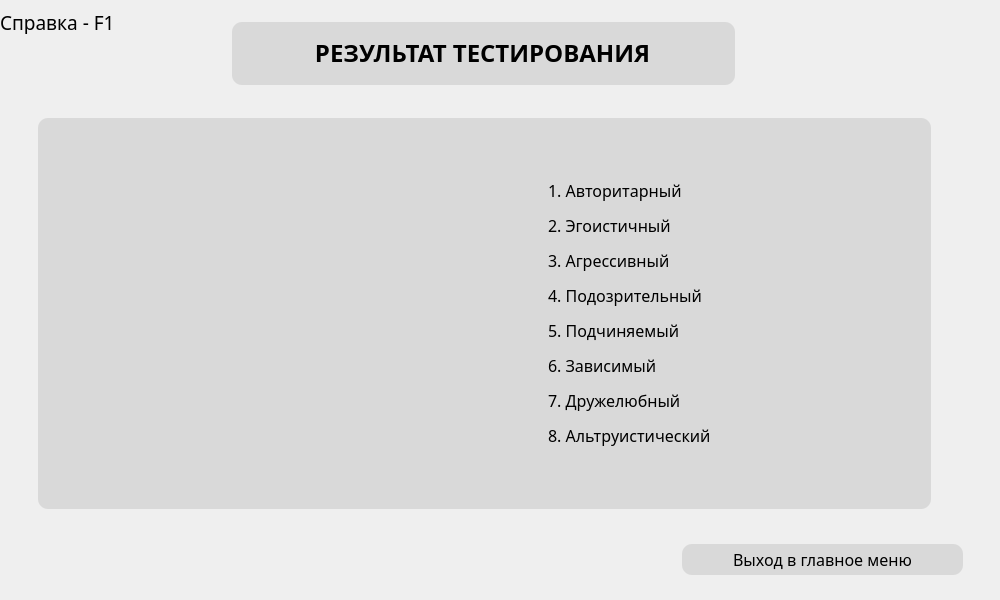
The window that ui/auth/UserResultLiriWidget.ui (xamlo721/PsychologyTestApp) describes before a commit, drawn with Qt 5.
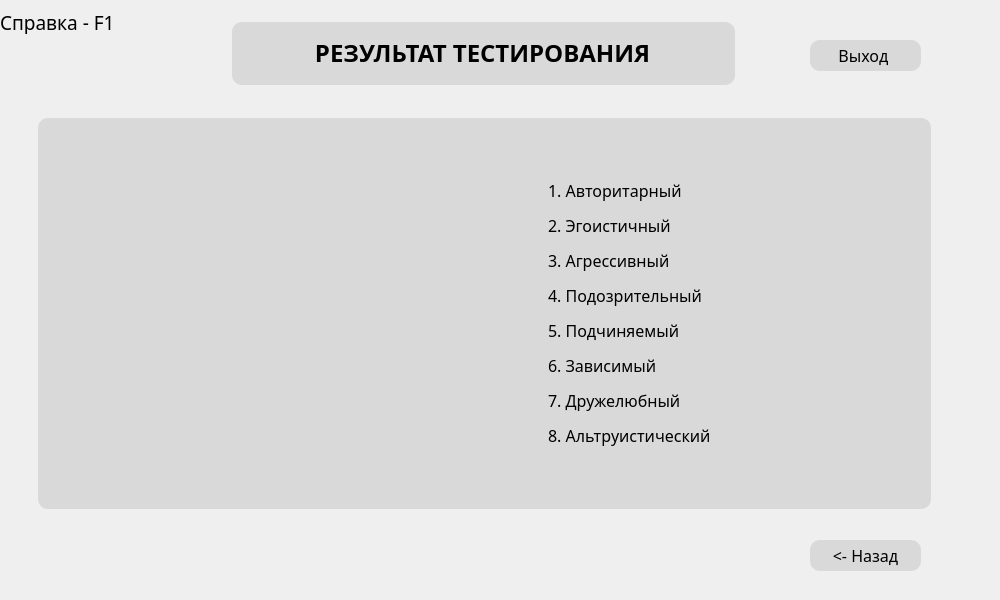
The same window after the commit. Icons and pictures are not drawn. Custom widgets are drawn as their Qt base class.

Commit message: Save file name + back buttons

```diff
--- a/ui/auth/UserResultLiriWidget.ui
+++ b/ui/auth/UserResultLiriWidget.ui
@@ -177,9 +177,9 @@
   <widget class="QPushButton" name="tothemain">
    <property name="geometry">
     <rect>
-     <x>682</x>
-     <y>544</y>
-     <width>281</width>
+     <x>810</x>
+     <y>40</y>
+     <width>111</width>
      <height>31</height>
     </rect>
    </property>
@@ -199,12 +199,40 @@
 }</string>
    </property>
    <property name="text">
-    <string>Выход в главное меню</string>
+    <string>Выход </string>
    </property>
    <property name="shortcut">
     <string>Esc</string>
    </property>
   </widget>
+  <widget class="QPushButton" name="totheresults">
+   <property name="geometry">
+    <rect>
+     <x>810</x>
+     <y>540</y>
+     <width>111</width>
+     <height>31</height>
+    </rect>
+   </property>
+   <property name="font">
+    <font>
+     <family>Montserrat Medium</family>
+     <pointsize>12</pointsize>
+    </font>
+   </property>
+   <property name="styleSheet">
+    <string notr="true">QPushButton {
+	border-radius: 10px;
+	background-color: rgb(217, 217, 217);
+}
+QPushButton:hover {
+        background-color: rgba(216, 249, 255);
+}</string>
+   </property>
+   <property name="text">
+    <string>&lt;- Назад</string>
+   </property>
+  </widget>
  </widget>
  <customwidgets>
   <customwidget>
```
The commit also changes 6 other files.
